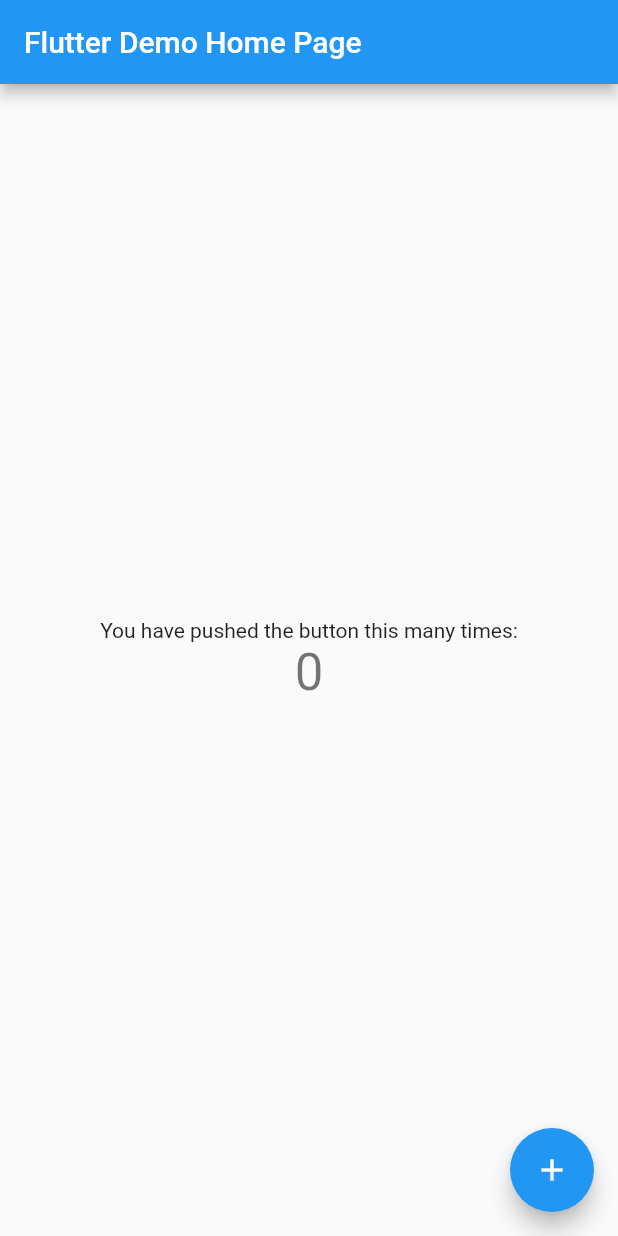
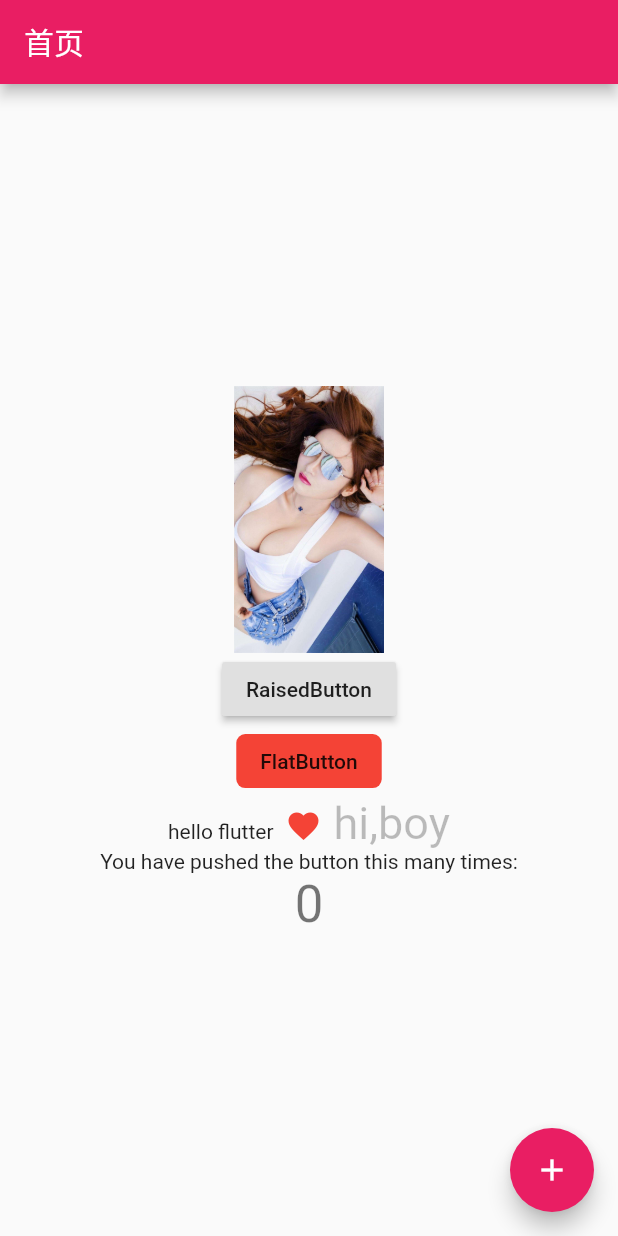
Before and after one commit to ChaoBoyan/flutterBN, a Flutter app: the screen it shows after launch, on a phone screen of 412 x 824 dp. Run offline on Flutter 3.47's test engine with Material 2 defaults, Android fonts, the phone set to English and light mode, and no system bars.

Commit message:
2020-7-13 10:39 本地图片加载

```diff
--- a/flutterBN/lib/main.dart
+++ b/flutterBN/lib/main.dart
@@ -1,4 +1,5 @@
 import 'package:flutter/material.dart';
+import 'package:flutter/cupertino.dart';
 
 void main() {
   runApp(MyApp());
@@ -8,95 +9,94 @@ class MyApp extends StatelessWidget {
   // This widget is the root of your application.
   @override
   Widget build(BuildContext context) {
+    print("1MyApp_StatelessWidget");
     return MaterialApp(
+      debugShowCheckedModeBanner: false,
       title: 'Flutter Demo',
       theme: ThemeData(
-        // This is the theme of your application.
-        //
-        // Try running your application with "flutter run". You'll see the
-        // application has a blue toolbar. Then, without quitting the app, try
-        // changing the primarySwatch below to Colors.green and then invoke
-        // "hot reload" (press "r" in the console where you ran "flutter run",
-        // or simply save your changes to "hot reload" in a Flutter IDE).
-        // Notice that the counter didn't reset back to zero; the application
-        // is not restarted.
-        primarySwatch: Colors.blue,
-        // This makes the visual density adapt to the platform that you run
-        // the app on. For desktop platforms, the controls will be smaller and
-        // closer together (more dense) than on mobile platforms.
+        primarySwatch: Colors.pink,
         visualDensity: VisualDensity.adaptivePlatformDensity,
       ),
-      home: MyHomePage(title: 'Flutter Demo Home Page'),
+      home: MyHomePage(title: '首页'),
     );
   }
 }
 
 class MyHomePage extends StatefulWidget {
   MyHomePage({Key key, this.title}) : super(key: key);
-
-  // This widget is the home page of your application. It is stateful, meaning
-  // that it has a State object (defined below) that contains fields that affect
-  // how it looks.
-
-  // This class is the configuration for the state. It holds the values (in this
-  // case the title) provided by the parent (in this case the App widget) and
-  // used by the build method of the State. Fields in a Widget subclass are
-  // always marked "final".
-
   final String title;
 
   @override
-  _MyHomePageState createState() => _MyHomePageState();
+  _MyHomePageState createState() {
+    print("2MyHomePage_StatefulWidget");
+    return _MyHomePageState();
+  }
 }
 
 class _MyHomePageState extends State<MyHomePage> {
   int _counter = 0;
 
+  _MyHomePageState() {
+    print("3_MyHomePageState");
+  }
+
+  @override
+  void initState() {
+    // TODO: implement initState
+    super.initState();
+    print("4MyHomePageState_initState");
+  }
+
   void _incrementCounter() {
     setState(() {
-      // This call to setState tells the Flutter framework that something has
-      // changed in this State, which causes it to rerun the build method below
-      // so that the display can reflect the updated values. If we changed
-      // _counter without calling setState(), then the build method would not be
-      // called again, and so nothing would appear to happen.
       _counter++;
     });
   }
 
   @override
   Widget build(BuildContext context) {
-    // This method is rerun every time setState is called, for instance as done
-    // by the _incrementCounter method above.
-    //
-    // The Flutter framework has been optimized to make rerunning build methods
-    // fast, so that you can just rebuild anything that needs updating rather
-    // than having to individually change instances of widgets.
+    print("5MyHomePageState_build");
+
     return Scaffold(
       appBar: AppBar(
-        // Here we take the value from the MyHomePage object that was created by
-        // the App.build method, and use it to set our appbar title.
         title: Text(widget.title),
       ),
       body: Center(
-        // Center is a layout widget. It takes a single child and positions it
-        // in the middle of the parent.
+//        mac option + enter 快速包裹一个widget
         child: Column(
-          // Column is also a layout widget. It takes a list of children and
-          // arranges them vertically. By default, it sizes itself to fit its
-          // children horizontally, and tries to be as tall as its parent.
-          //
-          // Invoke "debug painting" (press "p" in the console, choose the
-          // "Toggle Debug Paint" action from the Flutter Inspector in Android
-          // Studio, or the "Toggle Debug Paint" command in Visual Studio Code)
-          // to see the wireframe for each widget.
-          //
-          // Column has various properties to control how it sizes itself and
-          // how it positions its children. Here we use mainAxisAlignment to
-          // center the children vertically; the main axis here is the vertical
-          // axis because Columns are vertical (the cross axis would be
-          // horizontal).
           mainAxisAlignment: MainAxisAlignment.center,
           children: <Widget>[
+            Image.asset("images/sex.jpeg",width: 100,),
+            RaisedButton(
+              onPressed: () {},
+              child: Text("RaisedButton"),
+            ),
+            FlatButton(
+              onPressed: () {
+                print("click FlatButton");
+
+              },
+              autofocus: true,
+              color: Colors.red,
+              child: Text("FlatButton"),
+              splashColor: Colors.transparent,
+              highlightColor: Colors.transparent,
+              shape: RoundedRectangleBorder(borderRadius: BorderRadius.all(Radius.circular(6))),
+            ),
+            Text.rich(TextSpan(text: "hello flutter", children: [
+              WidgetSpan(
+                  child: SizedBox(
+                width: 8,
+              )),
+              WidgetSpan(child: Icon(Icons.favorite, color: Colors.red)),
+              WidgetSpan(
+                  child: SizedBox(
+                width: 8,
+              )),
+              TextSpan(
+                  text: "hi,boy",
+                  style: TextStyle(color: Colors.black26, fontSize: 30))
+            ])),
             Text(
               'You have pushed the button this many times:',
             ),
@@ -114,4 +114,11 @@ class _MyHomePageState extends State<MyHomePage> {
       ), // This trailing comma makes auto-formatting nicer for build methods.
     );
   }
+
+  @override
+  void dispose() {
+    // TODO: implement dispose
+    super.dispose();
+    print("6MyHomePageState_dispose");
+  }
 }
--- a/flutterBN/pubspec.yaml
+++ b/flutterBN/pubspec.yaml
@@ -45,9 +45,8 @@ flutter:
   uses-material-design: true
 
   # To add assets to your application, add an assets section, like this:
-  # assets:
-  #   - images/a_dot_burr.jpeg
-  #   - images/a_dot_ham.jpeg
+  assets:
+     - images/sex.jpeg
 
   # An image asset can refer to one or more resolution-specific "variants", see
   # https://flutter.dev/assets-and-images/#resolution-aware.
```
Also changed, not shown: flutterBN/images/sex.jpeg (added), flutterBN/images/timg.jpeg (added).
